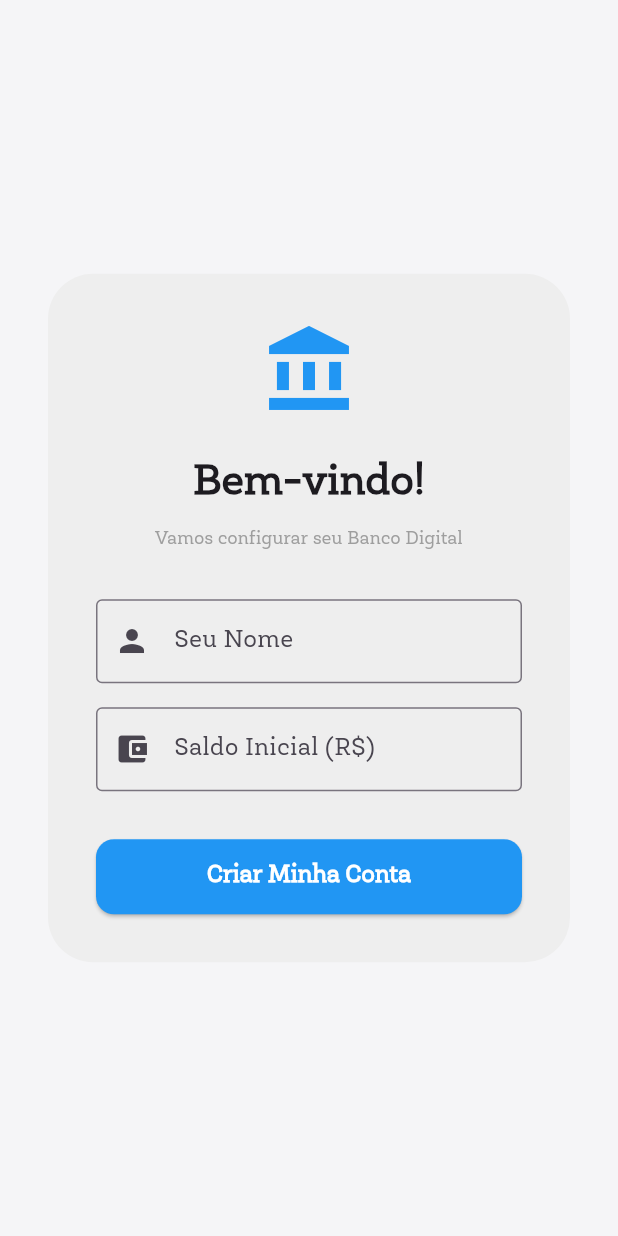
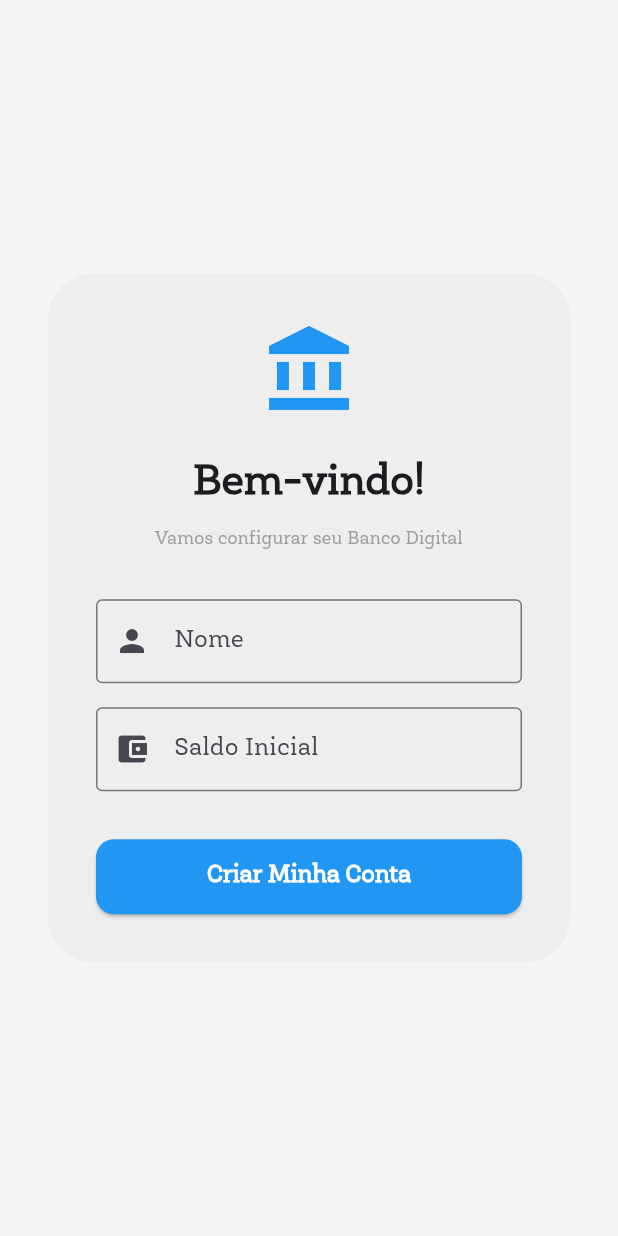
Before and after one commit to olimpio7/flutter-banking-ui, a Flutter app: the screen it shows after launch, on a phone screen of 412 x 824 dp. Run offline on Flutter 3.47's test engine with Material 3 defaults, Android fonts, the phone set to English and light mode, and no system bars; our stand-ins replace drift, flutter_bloc, image_picker; accounts and stored records are empty; generated files the repository leaves out were written again.

Commit message:
fix: ajustes dos nomes

```diff
--- a/lib/ui/pages/welcome_page.dart
+++ b/lib/ui/pages/welcome_page.dart
@@ -76,7 +76,7 @@ class _WelcomePageState extends State<WelcomePage> {
                       controller: _nameController,
                       style: text,
                       decoration: const InputDecoration(
-                        labelText: 'Seu Nome',
+                        labelText: 'Nome',
                         prefixIcon: Icon(Icons.person),
                         border: OutlineInputBorder(),
                       ),
@@ -94,7 +94,7 @@ class _WelcomePageState extends State<WelcomePage> {
                       keyboardType: TextInputType.number,
                       inputFormatters: [CurrencyInputFormatter()],
                       decoration: const InputDecoration(
-                        labelText: 'Saldo Inicial (R\$)',
+                        labelText: 'Saldo Inicial',
                         prefixIcon: Icon(Icons.account_balance_wallet),
                         border: OutlineInputBorder(),
                       ),
--- a/lib/ui/widgets/drawer_account_actions.dart
+++ b/lib/ui/widgets/drawer_account_actions.dart
@@ -51,7 +51,7 @@ class DrawerAccountActions {
                   TextField(
                     controller: nameController,
                     decoration: const InputDecoration(
-                      labelText: 'Nome do Titular',
+                      labelText: 'Nome',
                       border: OutlineInputBorder(),
                     ),
                   ),
--- a/lib/ui/widgets/initial_recent_transactions.dart
+++ b/lib/ui/widgets/initial_recent_transactions.dart
@@ -77,7 +77,11 @@ class InitialRecentTransactions extends StatelessWidget {
                     ),
                   );
                 }
-                final recentTransactions = state.transactions.reversed.take(4).toList();
+                // verificar a altura da tela do dispositivo
+                final screenHeight = MediaQuery.of(context).size.height;
+                final int takeCount = screenHeight < 700 ? 3 : 5;
+
+                final recentTransactions = state.transactions.reversed.take(takeCount).toList();
 
                 return BlocBuilder<ContactBloc, ContactState>(
                   builder: (context, contactState) {
```
